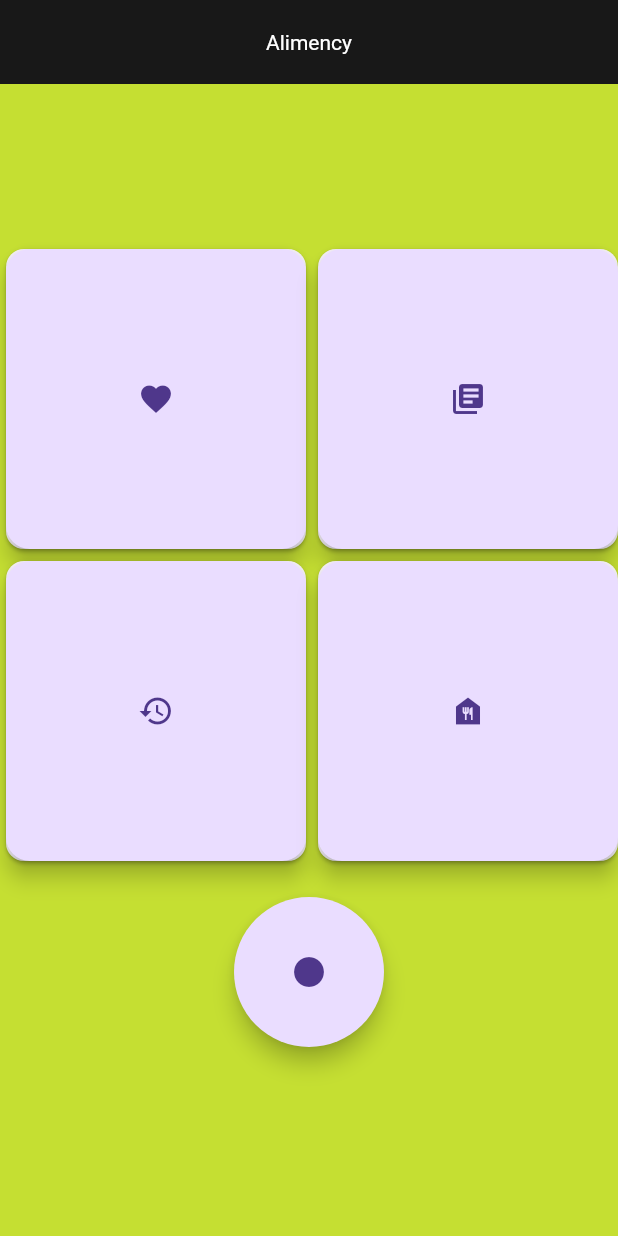
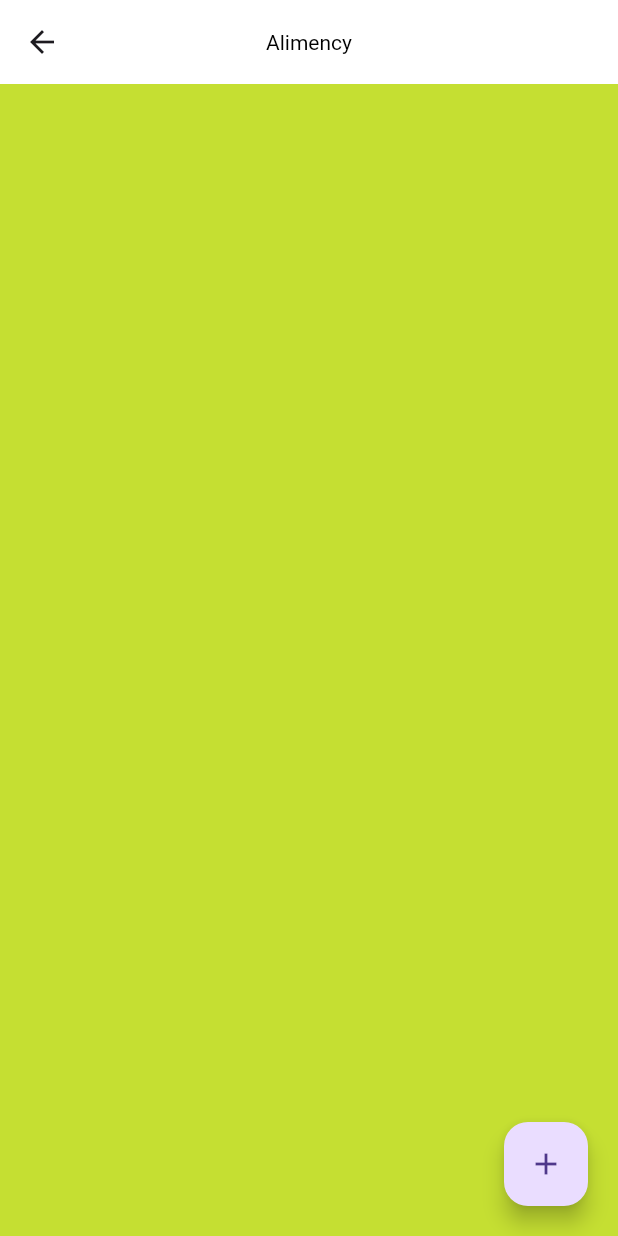
Before and after one commit to Ben52684/AlimencyCookBookApp, a Flutter app: the screen it shows after launch, after a tap on the "food bank" icon, on a phone screen of 412 x 824 dp. Run offline on Flutter 3.47's test engine with Material 3 defaults, Android fonts, the light colour scheme and no system bars; generated files the repository leaves out were written again.

Commit message:
Added basic Pantry functionality - can add a new entry

```diff
--- a/alimency_cook_book/lib/src/app.dart
+++ b/alimency_cook_book/lib/src/app.dart
@@ -1,7 +1,13 @@
 import 'package:alimency_cook_book/src/home.dart';
+import 'package:alimency_cook_book/src/user_pantry/dummy_ingredient_repo.dart';
+import 'package:alimency_cook_book/src/user_pantry/ingredient_model.dart';
+import 'package:alimency_cook_book/src/user_pantry/new_ingredient_view.dart';
+import 'package:alimency_cook_book/src/user_pantry/user_pantry_view.dart';
+import 'package:alimency_cook_book/src/view_models/pantry_view_model.dart';
 import 'package:flutter/material.dart';
 import 'package:flutter_gen/gen_l10n/app_localizations.dart';
 import 'package:flutter_localizations/flutter_localizations.dart';
+import 'package:provider/provider.dart';
 
 import 'sample_feature/sample_item_details_view.dart';
 import 'sample_feature/sample_item_list_view.dart';
@@ -19,23 +25,13 @@ class MyApp extends StatelessWidget {
 
  @override
   Widget build(BuildContext context) {
-    // Glue the SettingsController to the MaterialApp.
-    //
-    // The ListenableBuilder Widget listens to the SettingsController for changes.
-    // Whenever the user updates their settings, the MaterialApp is rebuilt.
     return ListenableBuilder(
       listenable: settingsController,
       builder: (BuildContext context, Widget? child) {
-        return MaterialApp(
-          // Providing a restorationScopeId allows the Navigator built by the
-          // MaterialApp to restore the navigation stack when a user leaves and
-          // returns to the app after it has been killed while running in the
-          // background.
+        return ChangeNotifierProvider<PantryViewModel>(
+          create: (_) => PantryViewModel(DummyIngredientRepo()),  // Add the provider here
+          child: MaterialApp(
             restorationScopeId: 'app',
-
-          // Provide the generated AppLocalizations to the MaterialApp. This
-          // allows descendant Widgets to display the correct translations
-          // depending on the user's locale.
             localizationsDelegates: const [
               AppLocalizations.delegate,
               GlobalMaterialLocalizations.delegate,
@@ -45,24 +41,11 @@ class MyApp extends StatelessWidget {
             supportedLocales: const [
               Locale('en', ''), // English, no country code
             ],
-
-          // Use AppLocalizations to configure the correct application title
-          // depending on the user's locale.
-          //
-          // The appTitle is defined in .arb files found in the localization
-          // directory.
             onGenerateTitle: (BuildContext context) =>
                 AppLocalizations.of(context)!.appTitle,
-
-          // Define a light and dark color theme. Then, read the user's
-          // preferred ThemeMode (light, dark, or system default) from the
-          // SettingsController to display the correct theme.
             theme: ThemeData(),
             darkTheme: ThemeData.dark(),
             themeMode: settingsController.themeMode,
-
-          // Define a function to handle named routes in order to support
-          // Flutter web url navigation and deep linking.
             onGenerateRoute: (RouteSettings routeSettings) {
               return MaterialPageRoute<void>(
                 settings: routeSettings,
@@ -72,13 +55,17 @@ class MyApp extends StatelessWidget {
                       return SettingsView(controller: settingsController);
                     case SampleItemDetailsView.routeName:
                       return const SampleItemDetailsView();
-                  case SampleItemListView.routeName:
+                    case UserPantry.routeName:
+                      return UserPantry();
+                    case NewIngredientView.routeName:
+                      return NewIngredientView();
                     default:
                       return Home();
                   }
                 },
               );
             },
+          ),
         );
       },
     );
--- a/alimency_cook_book/lib/src/home.dart
+++ b/alimency_cook_book/lib/src/home.dart
@@ -7,7 +7,12 @@ class Home extends StatelessWidget {
   Widget build(BuildContext context) {
     return Scaffold(
       backgroundColor: const Color.fromARGB(255, 197, 223, 50),
-      appBar: AppBar(title: const Text("Alimency"), backgroundColor: const Color.fromARGB(255, 24, 24, 24), centerTitle: true, titleTextStyle: TextStyle(color: Colors.white),),
+      appBar: AppBar(
+        title: const Text("Alimency"),
+        backgroundColor: const Color.fromARGB(255, 24, 24, 24),
+        centerTitle: true,
+        titleTextStyle: const TextStyle(color: Colors.white),
+      ),
       body: Center(
         child: Column(
           mainAxisAlignment: MainAxisAlignment.center,
@@ -16,6 +21,7 @@ class Home extends StatelessWidget {
             Row(
               mainAxisAlignment: MainAxisAlignment.center,
               children: [
+                //Favourite Food Guides
                 Container(
                     child: Card(
                         child: SizedBox(
@@ -24,6 +30,7 @@ class Home extends StatelessWidget {
                   child: FloatingActionButton(
                       child: Icon(Icons.favorite), onPressed: () {}),
                 ))),
+                //Food Guide Forum
                 Container(
                     child: Card(
                         child: SizedBox(
@@ -37,6 +44,7 @@ class Home extends StatelessWidget {
             Row(
               mainAxisAlignment: MainAxisAlignment.center,
               children: [
+                //Meal Tracker and Expense Tracker
                 Container(
                     child: Card(
                         child: SizedBox(
@@ -45,13 +53,17 @@ class Home extends StatelessWidget {
                   child: FloatingActionButton(
                       child: Icon(Icons.history), onPressed: () {}),
                 ))),
+                //Users Pantry/Fridge
                 Container(
                     child: Card(
                         child: SizedBox(
                   height: 200,
                   width: 200,
                   child: FloatingActionButton(
-                      child: Icon(Icons.food_bank), onPressed: () {}),
+                      child: Icon(Icons.food_bank),
+                      onPressed: () {
+                        Navigator.pushNamed(context, "/user_pantry");
+                      }),
                 )))
               ],
             ),
--- /dev/null
+++ b/alimency_cook_book/lib/src/user_pantry/ingredient_model.dart
@@ -0,0 +1,30 @@
+
+class IngredientModel {
+  final int id;
+  final String title;
+  final String content;
+
+  IngredientModel({
+    required this.id,
+    required this.title,
+    required this.content,
+  });
+
+  Map <String, dynamic> toJson() {
+    return {
+
+      'id' : id,
+      'title' : title,
+      'content' : content
+    };
+  }
+
+  factory IngredientModel.fromJson(Map<String, dynamic> json ) {
+
+    return IngredientModel(
+      id: json['id'],
+      title: json['title'],
+      content: json['content']
+      );
+  }
+}
--- /dev/null
+++ b/alimency_cook_book/lib/src/user_pantry/user_pantry_view.dart
@@ -0,0 +1,69 @@
+import 'package:alimency_cook_book/src/view_models/pantry_view_model.dart';
+import 'package:flutter/material.dart';
+import 'package:provider/provider.dart';
+
+class UserPantry extends StatefulWidget {
+  static const routeName = '/user_pantry';
+
+  @override
+  _UserPantryState createState() => _UserPantryState();
+}
+
+class _UserPantryState extends State<UserPantry> {
+  @override
+  Widget build(BuildContext context) {
+    return Scaffold(
+      backgroundColor: const Color.fromARGB(255, 197, 223, 50),
+      appBar: AppBar(
+        title: const Text("Alimency"),
+        backgroundColor: const Color.fromARGB(255, 255, 255, 255),
+        centerTitle: true,
+        titleTextStyle: const TextStyle(color: Colors.black),
+      ),
+      body: Consumer<PantryViewModel>(
+        builder: (context, pantryViewModel, child) {
+          return Column(
+            mainAxisAlignment: MainAxisAlignment.center,
+            crossAxisAlignment: CrossAxisAlignment.center,
+            children: [
+              Expanded(
+                child: ListView.builder(
+                  itemCount: pantryViewModel.ingredients.length,
+                  itemBuilder: (context, index) {
+                    final ingredient = pantryViewModel.ingredients[index];
+                    return InkWell(
+                      onTap: () {
+                        // Handle tap on ingredient (if needed)
+                        // Navigator.push(
+                        //   context,
+                        //   MaterialPageRoute(
+                        //     builder: (context) => IngredientDetailScreen(ingredient: ingredient),
+                        //   ),
+                        // );
+                      },
+                      child: ListTile(
+                        title: Text(ingredient.title),
+                      ),
+                    );
+                  },
+                ),
+              ),
+              Padding(
+                padding: const EdgeInsets.all(20.0),
+                child: Row(
+                  mainAxisAlignment: MainAxisAlignment.end,
+                  children: [
+                    FloatingActionButton(
+                      child: const Icon(Icons.add),
+                      onPressed: () => Navigator.pushNamed(context, '/new_ingredient'),
+                    ),
+                  ],
+                ),
+              ),
+            ],
+          );
+        },
+      ),
+    );
+  }
+}
--- /dev/null
+++ b/alimency_cook_book/lib/src/view_models/pantry_view_model.dart
@@ -0,0 +1,45 @@
+
+
+import 'package:alimency_cook_book/src/user_pantry/ingredient_model.dart';
+import 'package:alimency_cook_book/src/user_pantry/ingredient_repository.dart';
+import 'package:flutter/material.dart';
+
+class PantryViewModel with ChangeNotifier {
+
+  final IngredientRepository _ingredientRepository;
+
+  PantryViewModel(this._ingredientRepository);
+
+  List<IngredientModel>? _ingredients = [];
+  IngredientModel? _selectedIngredient;
+
+  List<IngredientModel> get ingredients => _ingredients!;
+  IngredientModel? get selectedNote => _selectedIngredient;
+
+  Future<void> loadIngredients() async {
+    await Future.delayed(Duration.zero);
+    print("Notes Loaded");
+    notifyListeners();
+  }
+
+  Future<void> addIngredient(IngredientModel ingredient) async {
+    await Future.delayed(Duration.zero);
+    _ingredients?.add(ingredient);
+    notifyListeners();
+    print('Saved note');
+    print(ingredient.title);
+  }
+
+  Future<void> updateIngredient(IngredientModel ingredient) async {
+    await Future.delayed(Duration.zero);
+    _ingredients?.removeWhere((item) => item.id == ingredient.id);
+    _ingredients?.add(ingredient);
+    notifyListeners();
+  }
+
+  Future<void> deleteIngredient(int id) async {
+    await Future.delayed(Duration.zero);
+    _ingredients?.removeWhere((item) => item.id == id);
+    notifyListeners();
+  }
+}
--- a/alimency_cook_book/pubspec.yaml
+++ b/alimency_cook_book/pubspec.yaml
@@ -14,6 +14,7 @@ dependencies:
     sdk: flutter
   flutter_localizations:
     sdk: flutter
+  provider: ^6.1.2
 
 dev_dependencies:
   flutter_test:
```
Also changed, not shown: alimency_cook_book/lib/src/user_pantry/dummy_ingredient_repo.dart (added, +43 -0 lines), alimency_cook_book/lib/src/user_pantry/ingredient_repository.dart (added, +11 -0 lines), alimency_cook_book/lib/src/user_pantry/new_ingredient_view.dart (added, +82 -0 lines), alimency_cook_book/pubspec.lock. Lines whose indentation alone changed are shown as unchanged.
